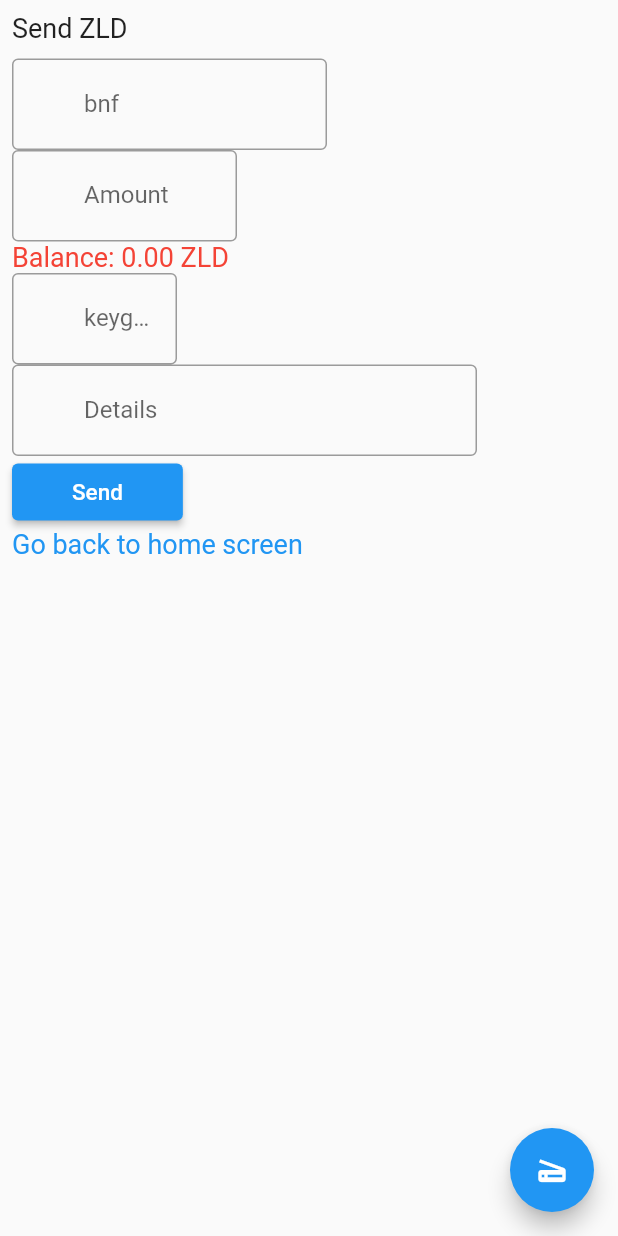
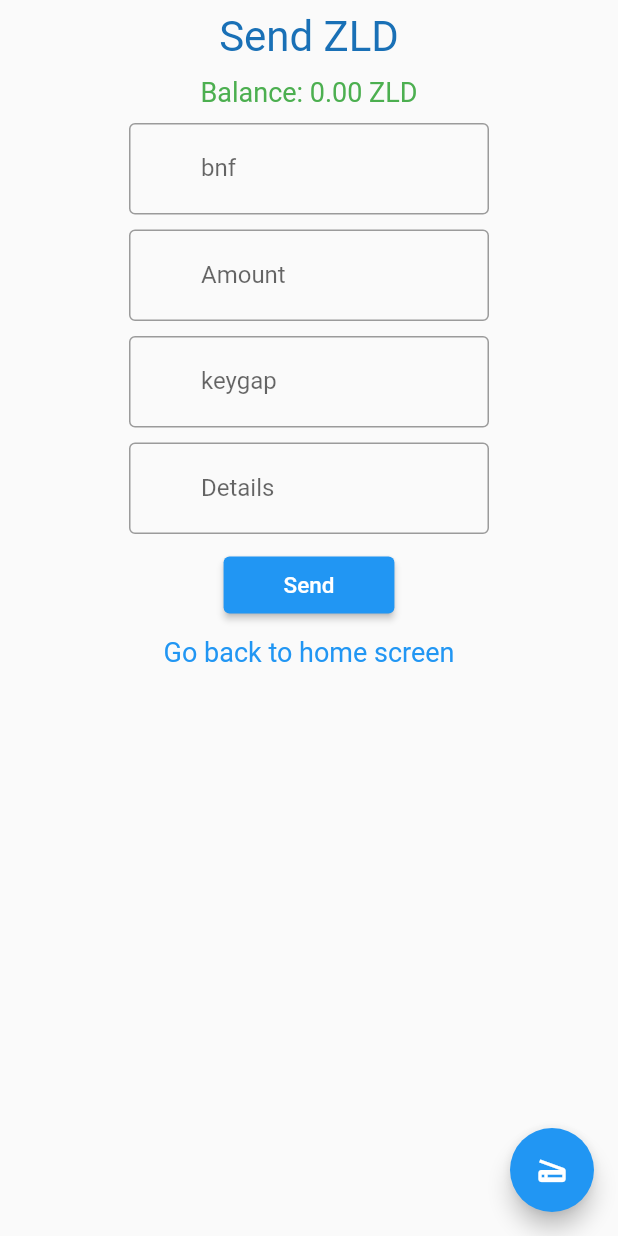
Before and after one commit to ammaratef45/zold-flutter-client, a Flutter app: the PayPage screen opened by its route, on a phone screen of 412 x 824 dp. Run offline on Flutter 3.47's test engine with Material 2 defaults, Android fonts, the phone set to English and light mode, and no system bars; our stand-ins replace flutter_secure_storage, local_auth, qr_flutter, timeago; missing offline and left inert: animated_floatactionbuttons, barcode_scan, mobile_number, trust_fall; accounts and stored records are empty; Roboto replaces fonts that are missing (RobotoMono); project files that could hold a hidden picture were left out.

Commit message:
#127 implemented the new design

```diff
--- a/zold_wallet/lib/pay_page/pay_page_viewmodel.dart
+++ b/zold_wallet/lib/pay_page/pay_page_viewmodel.dart
@@ -87,6 +87,7 @@ abstract class PayPageViewModel extends State<PayPage> {
         result = true;
       }
     } on PlatformException catch (e) {
+      print(e);
       if (e.code == auth_error.notAvailable) {
         await Dialogs.messageDialog(context, 'error',
             "local auth isn't available in your device", snackKey);
--- a/zold_wallet/lib/stateless_views/pay_view.dart
+++ b/zold_wallet/lib/stateless_views/pay_view.dart
@@ -1,5 +1,6 @@
 import 'package:flutter/material.dart';
 import 'package:zold_wallet/stateless_views/text_field.dart';
+import 'package:zold_wallet/stateless_views/title_text.dart';
 import 'package:zold_wallet/wallet.dart';
 
 typedef PayCallback = void Function(
@@ -30,32 +31,38 @@ class PayView extends StatelessWidget {
   Widget build(BuildContext context) => Container(
         child: Column(
           mainAxisAlignment: MainAxisAlignment.start,
-          crossAxisAlignment: CrossAxisAlignment.start,
+          crossAxisAlignment: CrossAxisAlignment.center,
           children: <Widget>[
-            const Text('Send ZLD'),
+            const TitleText('Send ZLD'),
+            const SizedBox(
+              height: 10,
+            ),
+            Text(
+              'Balance: ${Wallet.instance().balance()}',
+              style: const TextStyle(color: Colors.green, fontSize: 18),
+            ),
             const SizedBox(
               height: 10,
             ),
             ZoldTextField(
               controller: controllers['bnfController'],
-              width: 210,
               hint: 'bnf',
+            ),
+            const SizedBox(
+              height: 10,
             ),
             ZoldTextField(
               controller: controllers['amountController'],
-              width: 150,
               hint: 'Amount',
             ),
-            Text(
-              'Balance: ${Wallet.instance().balance()}',
-              style: const TextStyle(color: Colors.red),
+            const SizedBox(
+              height: 10,
             ),
             Row(
-              mainAxisAlignment: MainAxisAlignment.start,
+              mainAxisAlignment: MainAxisAlignment.center,
               children: <Widget>[
                 ZoldTextField(
                   controller: controllers['keygapController'],
-                  width: 110,
                   hint: 'keygap',
                 ),
                 Visibility(
@@ -66,10 +73,15 @@ class PayView extends StatelessWidget {
                     ))
               ],
             ),
+            const SizedBox(
+              height: 10,
+            ),
             ZoldTextField(
               controller: controllers['messageController'],
-              width: 310,
               hint: 'Details',
+            ),
+            const SizedBox(
+              height: 10,
             ),
             RaisedButton(
               onPressed: () {
@@ -80,6 +92,9 @@ class PayView extends StatelessWidget {
                     controllers['keygapController'].text);
               },
               child: const Text('Send'),
+            ),
+            const SizedBox(
+              height: 10,
             ),
             InkWell(
               child: const Text(
```
